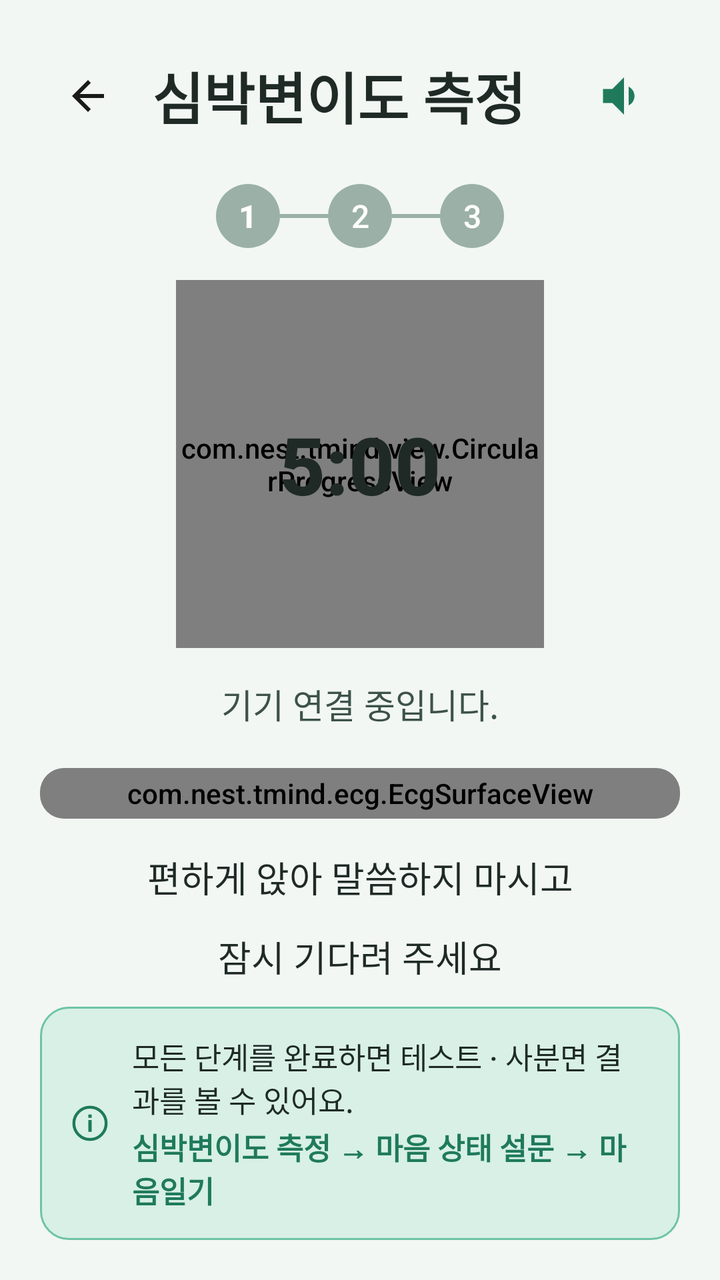
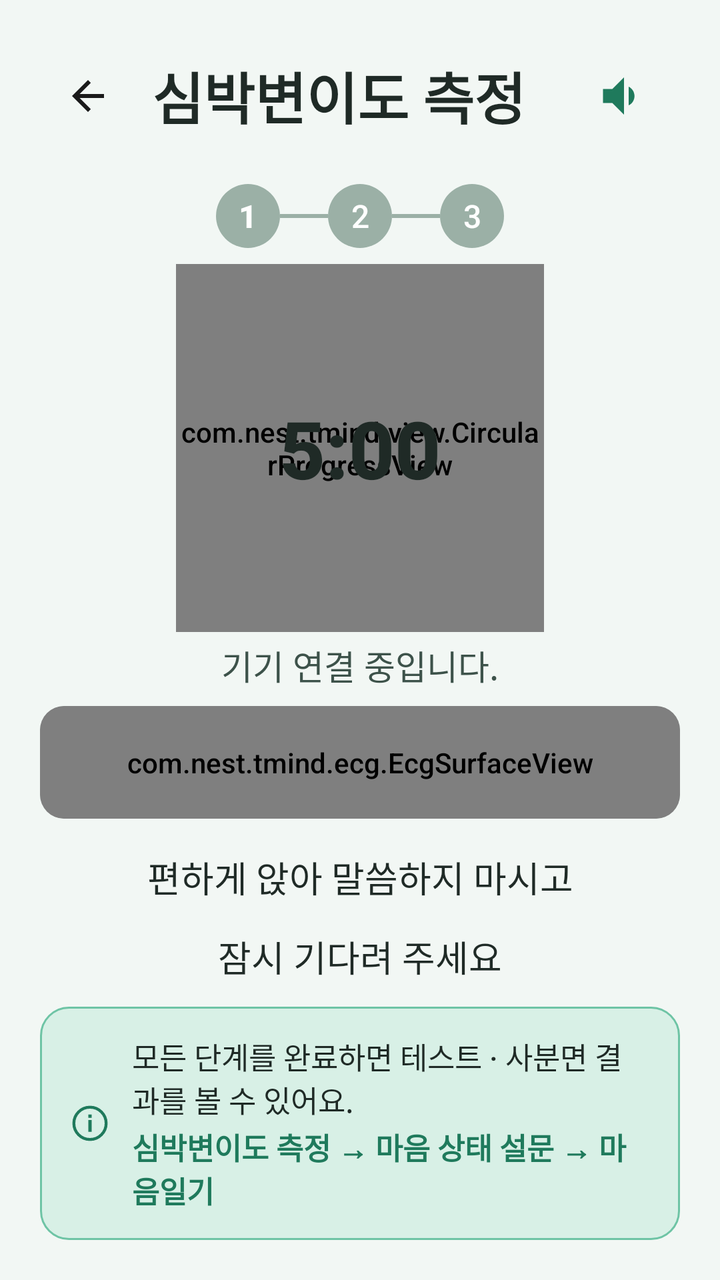

The first picture is an Android layout as it rendered before a commit; the second is the same layout after the commit. The layout source and the unified diff follow.
<!-- AndroidManifest.xml: application theme Theme.TMind -->
<!-- res/layout/activity_hrv_measure.xml -->
<?xml version="1.0" encoding="utf-8"?>
<LinearLayout xmlns:android="http://schemas.android.com/apk/res/android"
    xmlns:app="http://schemas.android.com/apk/res-auto"
    android:layout_width="match_parent"
    android:layout_height="match_parent"
    android:background="@color/bg_senior"
    android:orientation="vertical"
    android:padding="20dp">

    <LinearLayout android:layout_width="match_parent" android:layout_height="wrap_content" android:gravity="center_vertical">
        <ImageButton android:id="@+id/btnBack" android:layout_width="48dp" android:layout_height="48dp" android:background="?attr/selectableItemBackgroundBorderless" android:src="@drawable/ic_back" />
        <TextView android:id="@+id/tvTitle" style="@style/SeniorTitle" android:layout_width="0dp" android:layout_height="wrap_content" android:layout_weight="1" android:layout_marginStart="8dp" android:text="@string/hrv_title" />
        <ImageButton android:id="@+id/btnTts" android:layout_width="56dp" android:layout_height="56dp" android:background="?attr/selectableItemBackgroundBorderless" android:src="@drawable/ic_speaker" android:contentDescription="@string/read_aloud" />
    </LinearLayout>

    <LinearLayout android:layout_width="match_parent" android:layout_height="wrap_content" android:layout_marginTop="16dp" android:gravity="center" android:orientation="horizontal">
        <TextView android:id="@+id/step1" android:layout_width="32dp" android:layout_height="32dp" android:background="@drawable/bg_step_dot" android:gravity="center" android:text="1" android:textColor="@color/white" android:textSize="16sp" android:textStyle="bold" />
        <View android:layout_width="24dp" android:layout_height="2dp" android:background="@color/border_gray" />
        <TextView android:id="@+id/step2" android:layout_width="32dp" android:layout_height="32dp" android:background="@drawable/bg_step_dot" android:gravity="center" android:text="2" android:textColor="@color/white" android:textSize="16sp" />
        <View android:layout_width="24dp" android:layout_height="2dp" android:background="@color/border_gray" />
        <TextView android:id="@+id/step3" android:layout_width="32dp" android:layout_height="32dp" android:background="@drawable/bg_step_dot" android:gravity="center" android:text="3" android:textColor="@color/white" android:textSize="16sp" />
    </LinearLayout>

    <FrameLayout android:layout_width="@dimen/hrv_timer_size" android:layout_height="@dimen/hrv_timer_size" android:layout_gravity="center" android:layout_marginTop="16dp">
        <com.nest.tmind.view.CircularProgressView android:id="@+id/circularProgress" android:layout_width="match_parent" android:layout_height="match_parent" />
        <TextView android:id="@+id/tvTimer" android:layout_width="wrap_content" android:layout_height="wrap_content" android:layout_gravity="center" android:text="5:00" android:textColor="@color/black" android:textSize="40sp" android:textStyle="bold" />
    </FrameLayout>

    <TextView
        android:id="@+id/tvTimerLabel"
        android:layout_width="match_parent"
        android:layout_height="wrap_content"
        android:layout_marginTop="8dp"
        android:gravity="center"
        android:minHeight="40dp"
        android:paddingStart="16dp"
        android:paddingEnd="16dp"
        android:text="@string/connecting_device"
        android:textColor="@color/text_secondary"
        android:textSize="17sp" />

    <TextView android:id="@+id/tvSignal" style="@style/SeniorBody" android:layout_width="wrap_content" android:layout_height="wrap_content" android:layout_gravity="center" android:layout_marginTop="8dp" android:visibility="gone" android:drawablePadding="8dp" android:text="@string/signal_good" android:textColor="@color/green_accent" />

    <Button
        android:id="@+id/btnTestQuadrant"
        style="@style/SeniorButton"
        android:layout_width="match_parent"
        android:layout_height="52dp"
        android:layout_marginTop="12dp"
        android:background="@drawable/bg_btn_outline"
        android:text="@string/hrv_test_quadrant"
        android:textColor="@color/teal_dark"
        android:visibility="gone" />

    <FrameLayout
        android:layout_width="match_parent"
        android:layout_height="0dp"
        android:layout_weight="1"
        android:layout_marginTop="12dp"
        android:minHeight="@dimen/hrv_ecg_min_height"
        android:background="@drawable/bg_ecg_panel"
        android:clipToOutline="true">

        <com.nest.tmind.ecg.EcgSurfaceView
            android:id="@+id/ecgView"
            android:layout_width="match_parent"
            android:layout_height="match_parent" />
    </FrameLayout>

    <TextView android:id="@+id/tvInstruction" style="@style/SeniorBody" android:layout_width="match_parent" android:layout_height="wrap_content" android:layout_marginTop="16dp" android:gravity="center" android:text="@string/hrv_instruction" android:textSize="18sp" />

    <LinearLayout
        android:layout_width="match_parent"
        android:layout_height="wrap_content"
        android:layout_marginTop="12dp"
        android:minHeight="@dimen/hrv_info_min_height"
        android:background="@drawable/bg_info_box"
        android:gravity="center_vertical"
        android:orientation="horizontal"
        android:paddingStart="14dp"
        android:paddingTop="14dp"
        android:paddingEnd="16dp"
        android:paddingBottom="14dp">

        <ImageView
            android:layout_width="22dp"
            android:layout_height="22dp"
            android:contentDescription="@null"
            android:src="@drawable/ic_info" />

        <LinearLayout
            android:layout_width="0dp"
            android:layout_height="wrap_content"
            android:layout_marginStart="10dp"
            android:layout_weight="1"
            android:orientation="vertical">

            <TextView
                android:id="@+id/tvFlowHint"
                android:layout_width="match_parent"
                android:layout_height="wrap_content"
                android:text="@string/hrv_flow_hint"
                android:textColor="@color/text_primary"
                android:textSize="15sp" />

            <TextView
                android:id="@+id/tvFlowSteps"
                android:layout_width="match_parent"
                android:layout_height="wrap_content"
                android:layout_marginTop="2dp"
                android:text="@string/hrv_flow_steps"
                android:textColor="@color/teal_dark"
                android:textSize="15sp"
                android:textStyle="bold" />
        </LinearLayout>
    </LinearLayout>


</LinearLayout>
<!-- resources referenced by this layout -->
<resources>
  <color name="bg_senior">#F2F7F4</color>
  <color name="black">#FF1F2A26</color>
  <color name="border_gray">#9BB0A6</color>
  <color name="green_accent">#2F9E7A</color>
  <color name="teal_dark">#1F7A5C</color>
  <color name="text_primary">#1F2A26</color>
  <color name="text_secondary">#3D524A</color>
  <color name="white">#FFFFFFFF</color>
  <dimen name="hrv_ecg_min_height">96dp</dimen>
  <dimen name="hrv_info_min_height">76dp</dimen>
  <dimen name="hrv_timer_size">184dp</dimen>
  <!-- drawable bg_btn_outline (drawable) -->
  <?xml version="1.0" encoding="utf-8"?>
  <shape xmlns:android="http://schemas.android.com/apk/res/android">
      <solid android:color="@color/white"/>
      <corners android:radius="12dp"/>
      <stroke android:width="2dp" android:color="@color/teal_pastel"/>
  </shape>
  <!-- drawable bg_ecg_panel (drawable) -->
  <?xml version="1.0" encoding="utf-8"?>
  <shape xmlns:android="http://schemas.android.com/apk/res/android">
      <solid android:color="@color/white" />
      <corners android:radius="12dp" />
      <stroke
          android:width="1dp"
          android:color="@color/border_gray" />
  </shape>
  <!-- drawable bg_info_box (drawable) -->
  <?xml version="1.0" encoding="utf-8"?>
  <shape xmlns:android="http://schemas.android.com/apk/res/android">
      <solid android:color="@color/teal_light" />
      <corners android:radius="14dp" />
      <stroke android:width="1dp" android:color="@color/teal_pastel" />
  </shape>
  <!-- drawable ic_back (drawable) -->
  <vector xmlns:android="http://schemas.android.com/apk/res/android"
      android:width="24dp"
      android:height="24dp"
      android:viewportWidth="24"
      android:viewportHeight="24">
      <path android:fillColor="#1A1A1A" android:pathData="M20,11H7.83l5.59,-5.59L12,4l-8,8 8,8 1.41,-1.41L7.83,13H20v-2z"/>
  </vector>
  <!-- drawable ic_speaker (drawable) -->
  <vector xmlns:android="http://schemas.android.com/apk/res/android"
      android:width="28dp"
      android:height="28dp"
      android:viewportWidth="24"
      android:viewportHeight="24">
      <path android:fillColor="#1F7A5C" android:pathData="M3,9v6h4l5,5V4L7,9H3zM16.5,12c0,-1.77 -1.02,-3.29 -2.5,-4.03v8.05c1.48,-0.73 2.5,-2.25 2.5,-4.02z"/>
  </vector>
  <string name="connecting_device">기기 연결 중입니다.</string>
  <string name="hrv_flow_hint">모든 단계를 완료하면 테스트 · 사분면 결과를 볼 수 있어요.</string>
  <string name="hrv_flow_steps">심박변이도 측정 → 마음 상태 설문 → 마음일기</string>
  <string name="hrv_instruction">편하게 앉아 말씀하지 마시고\n잠시 기다려 주세요</string>
  <string name="hrv_test_quadrant">테스트 · 사분면 결과 보기</string>
  <string name="hrv_title">심박변이도 측정</string>
  <string name="read_aloud">읽어주기</string>
  <string name="signal_good">신호 양호</string>
  <style name="SeniorBody">
          <item name="android:textSize">21sp</item>
          <item name="android:textColor">@color/black</item>
          <item name="android:lineSpacingMultiplier">1.5</item>
      </style>
  <style name="SeniorButton" parent="Widget.MaterialComponents.Button">
          <item name="android:minHeight">60dp</item>
          <item name="android:textSize">21sp</item>
          <item name="android:insetTop">0dp</item>
          <item name="android:insetBottom">0dp</item>
          <item name="cornerRadius">14dp</item>
          <item name="backgroundTint">@null</item>
          <item name="android:textAllCaps">false</item>
      </style>
  <style name="SeniorTitle">
          <item name="android:textSize">28sp</item>
          <item name="android:textColor">@color/black</item>
          <item name="android:textStyle">bold</item>
          <item name="android:lineSpacingMultiplier">1.45</item>
      </style>
  <color name="teal_pastel">#6EC4A5</color>
  <color name="teal_light">#D8F0E6</color>
  <color name="teal_primary">#2F9E7A</color>
  <!-- unchanged entries left out for length: 3 -->
</resources>

<!-- the commit's change to res/layout/activity_hrv_measure.xml (unified diff, before → after) -->
@@ -21,7 +21,7 @@
         <TextView android:id="@+id/step3" android:layout_width="32dp" android:layout_height="32dp" android:background="@drawable/bg_step_dot" android:gravity="center" android:text="3" android:textColor="@color/white" android:textSize="16sp" />
     </LinearLayout>
 
-    <FrameLayout android:layout_width="@dimen/hrv_timer_size" android:layout_height="@dimen/hrv_timer_size" android:layout_gravity="center" android:layout_marginTop="16dp">
+    <FrameLayout android:layout_width="@dimen/hrv_timer_size" android:layout_height="@dimen/hrv_timer_size" android:layout_gravity="center" android:layout_marginTop="8dp">
         <com.nest.tmind.view.CircularProgressView android:id="@+id/circularProgress" android:layout_width="match_parent" android:layout_height="match_parent" />
         <TextView android:id="@+id/tvTimer" android:layout_width="wrap_content" android:layout_height="wrap_content" android:layout_gravity="center" android:text="5:00" android:textColor="@color/black" android:textSize="40sp" android:textStyle="bold" />
     </FrameLayout>
@@ -30,9 +30,8 @@
         android:id="@+id/tvTimerLabel"
         android:layout_width="match_parent"
         android:layout_height="wrap_content"
-        android:layout_marginTop="8dp"
+        android:layout_marginTop="4dp"
         android:gravity="center"
-        android:minHeight="40dp"
         android:paddingStart="16dp"
         android:paddingEnd="16dp"
         android:text="@string/connecting_device"
@@ -56,7 +55,7 @@
         android:layout_width="match_parent"
         android:layout_height="0dp"
         android:layout_weight="1"
-        android:layout_marginTop="12dp"
+        android:layout_marginTop="8dp"
         android:minHeight="@dimen/hrv_ecg_min_height"
         android:background="@drawable/bg_ecg_panel"
         android:clipToOutline="true">
<!-- resource entries referenced after the edit -->
@@ -8,7 +8,7 @@
   <color name="text_primary">#1F2A26</color>
   <color name="text_secondary">#3D524A</color>
   <color name="white">#FFFFFFFF</color>
-  <dimen name="hrv_ecg_min_height">96dp</dimen>
+  <dimen name="hrv_ecg_min_height">200dp</dimen>
   <dimen name="hrv_info_min_height">76dp</dimen>
   <dimen name="hrv_timer_size">184dp</dimen>
   <!-- drawable bg_btn_outline (drawable) -->
